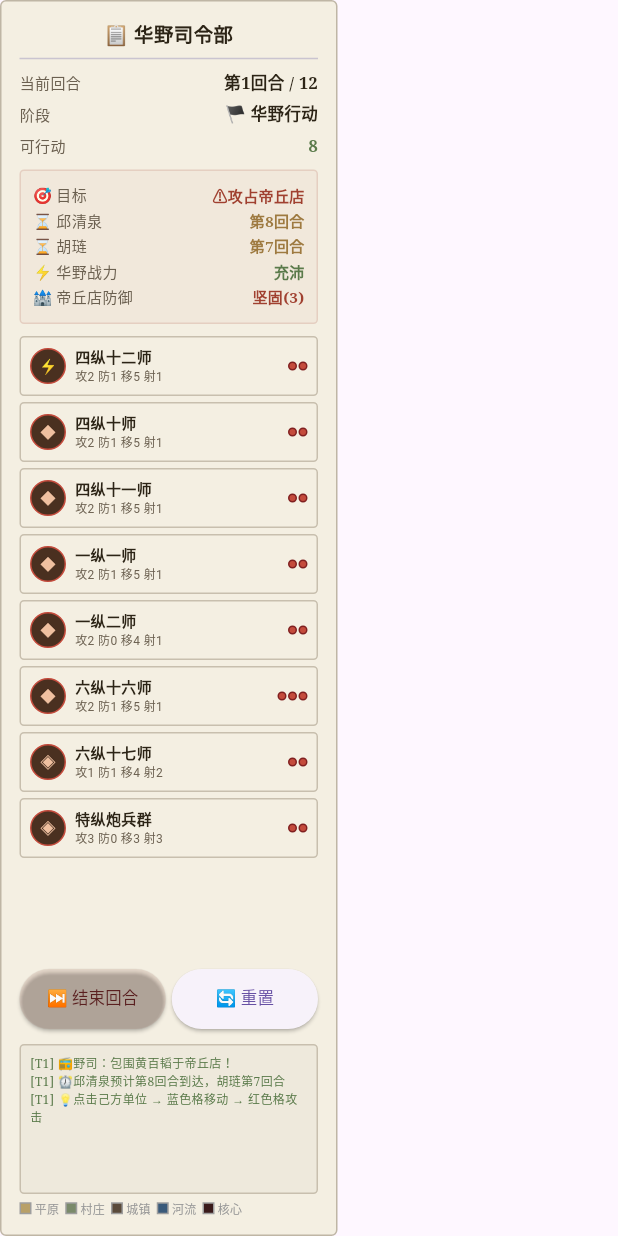
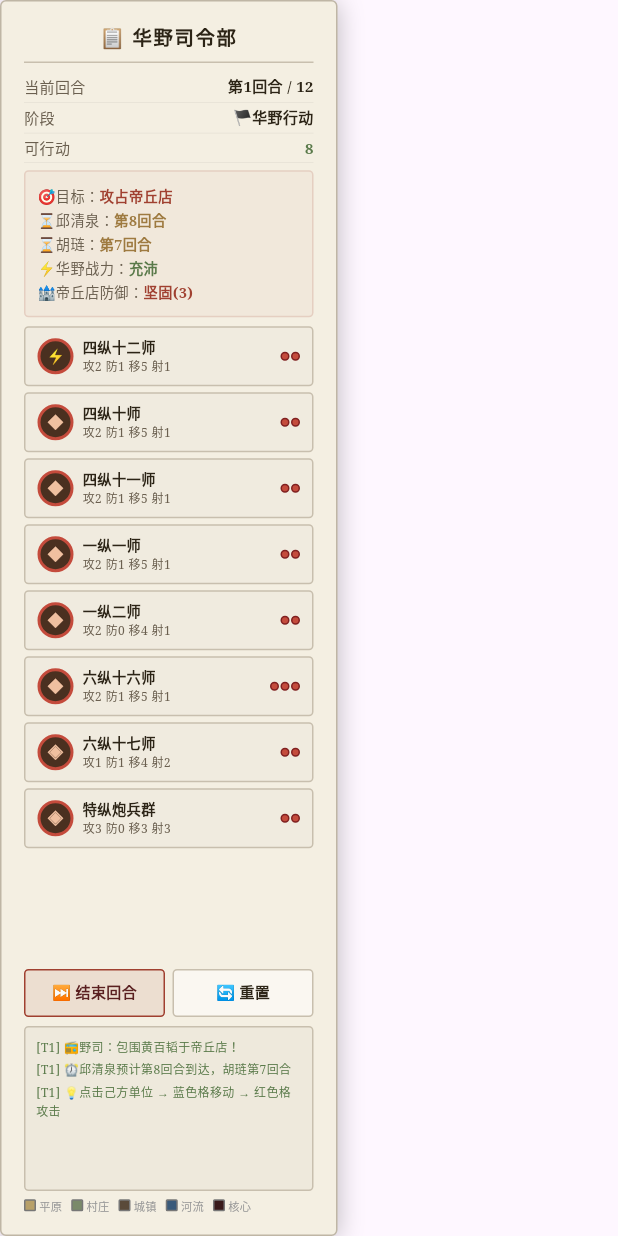
Before and after one commit to quanttide/qtgame-war, a Flutter app: the CommandPanel widget shown alone on an empty page, opened directly, on a phone screen of 412 x 824 dp. Run offline on Flutter 3.47's test engine with Material 3 defaults, Android fonts, the light colour scheme and no system bars; our stand-ins replace equatable, flutter_bloc.

Commit message:
面板视觉对齐原型：衬线字体/纸色背景/点状分割线/选中高亮效果

```diff
--- a/src/studio/lib/ui/command_panel.dart
+++ b/src/studio/lib/ui/command_panel.dart
@@ -1,5 +1,6 @@
 import 'package:flutter/material.dart';
 import 'package:flutter_bloc/flutter_bloc.dart';
+import '../models/campaign.dart';
 import '../bloc/game_state.dart';
 import '../bloc/game_event.dart';
 import '../bloc/game_bloc.dart';
@@ -14,30 +15,85 @@ class CommandPanel extends StatelessWidget {
         final campaign = state.campaign;
         return Container(
           width: 225,
-          padding: const EdgeInsets.all(12),
+          padding: const EdgeInsets.fromLTRB(15, 14, 15, 14),
           decoration: BoxDecoration(
             color: const Color(0xfff4efe2),
             border: Border.all(color: const Color(0xffbfb6a5)),
             borderRadius: BorderRadius.circular(4),
+            boxShadow: const [BoxShadow(color: Color.fromRGBO(0, 0, 0, 0.25), blurRadius: 14, offset: Offset(0, 2))],
           ),
           child: Column(
             crossAxisAlignment: CrossAxisAlignment.stretch,
             mainAxisSize: MainAxisSize.min,
             children: [
-              const Text('\u{1F4CB} 华野司令部',
+              _buildTitle(),
+              const SizedBox(height: 6),
+              _buildInfoRow('当前回合', '第${state.currentTurn}回合 / 12'),
+              _buildInfoRow('阶段', state.isGameOver
+                  ? (campaign.victory == true ? '\u{1F3C6}大捷' : '\u{1F480}战败')
+                  : state.phase == GamePhase.player
+                      ? '\u{1F3F4}华野行动'
+                      : '\u{1F7E6}国军行动'),
+              _buildInfoRow('可行动', '${state.readyPlayerUnits.length}',
+                  valueColor: state.readyPlayerUnits.isNotEmpty ? const Color(0xff5a7a4a) : null),
+              const SizedBox(height: 5),
+              _buildGlobalStatus(campaign),
+              const SizedBox(height: 4),
+              Expanded(child: _buildUnitCards(context, state)),
+              const SizedBox(height: 5),
+              _buildButtons(context, state),
+              const SizedBox(height: 6),
+              _buildLogArea(state),
+              const SizedBox(height: 4),
+              _buildLegend(),
+            ],
+          ),
+        );
+      },
+    );
+  }
+
+  Widget _buildTitle() {
+    return Container(
+      padding: const EdgeInsets.only(bottom: 6),
+      decoration: const BoxDecoration(
+        border: Border(bottom: BorderSide(color: Color(0xffc8bfae))),
+      ),
+      child: const Text('\u{1F4CB} 华野司令部',
           textAlign: TextAlign.center,
-                  style: TextStyle(fontSize: 13, fontWeight: FontWeight.bold, color: Color(0xff2c2416))),
-              const Divider(height: 12),
-              _infoRow('当前回合', '第${state.currentTurn}回合 / 12'),
-              _infoRow('阶段', state.isGameOver
-                  ? (campaign.victory == true ? '\u{1F3C6} 战役结束' : '\u{1F480} 战役结束')
-                  : state.phase == GamePhase.player
-                      ? '\u{1F3F4} 华野行动'
-                      : '\u{1F7E6} 国军行动中\u2026'),
-              _infoRow('可行动', state.readyPlayerUnits.length.toString(),
-                  color: state.readyPlayerUnits.isNotEmpty ? const Color(0xff5a7a4a) : null),
-              const SizedBox(height: 6),
-              Container(
+          style: TextStyle(
+              fontSize: 13,
+              fontWeight: FontWeight.w700,
+              color: Color(0xff2c2416),
+              fontFamily: 'serif',
+              letterSpacing: 1.0)),
+    );
+  }
+
+  Widget _buildInfoRow(String label, String value, {Color? valueColor}) {
+    return Container(
+      padding: const EdgeInsets.symmetric(vertical: 2.5),
+      decoration: const BoxDecoration(
+        border: Border(bottom: BorderSide(color: Color.fromRGBO(0, 0, 0, 0.06), width: 0.5)),
+      ),
+      child: Row(
+        mainAxisAlignment: MainAxisAlignment.spaceBetween,
+        children: [
+          Text(label,
+              style: const TextStyle(fontSize: 10, color: Color(0xff6b6050))),
+          Text(value,
+              style: TextStyle(
+                  fontSize: 10,
+                  fontWeight: FontWeight.w600,
+                  fontFamily: 'serif',
+                  color: valueColor ?? const Color(0xff2c2416))),
+        ],
+      ),
+    );
+  }
+
+  Widget _buildGlobalStatus(Campaign campaign) {
+    return Container(
       padding: const EdgeInsets.all(8),
       decoration: BoxDecoration(
         color: const Color.fromRGBO(160, 64, 48, 0.04),
@@ -47,81 +103,27 @@ class CommandPanel extends StatelessWidget {
       child: Column(
         crossAxisAlignment: CrossAxisAlignment.start,
         children: [
-                    _campaignRow('\u{1F3AF} 目标', '\u26A0攻占帝丘店', const Color(0xffa04030)),
-                    _campaignRow('\u23F3 邱清泉',
+          _statusLine('\u{1F3AF}目标：', '攻占帝丘店', const Color(0xffa04030)),
+          _statusLine('\u23F3邱清泉：',
               campaign.qiuArrived ? '已到达！' : '第${campaign.qiuReinforceTurn}回合', const Color(0xff9e7a40)),
-                    _campaignRow('\u23F3 胡琏',
+          _statusLine('\u23F3胡琏：',
               campaign.huArrived ? '已到达！' : '第${campaign.huReinforceTurn}回合', const Color(0xff9e7a40)),
-                    _campaignRow('\u26A1 华野战力', campaign.powerDesc, _powerColor(campaign.powerDesc)),
-                    _campaignRow('\u{1F3F0} 帝丘店防御', '坚固(${campaign.fortStrength})', const Color(0xffa04030)),
-                  ],
-                ),
-              ),
-              const SizedBox(height: 6),
-              Expanded(child: _unitCards(context, state)),
-              Row(
-                children: [
-                  Expanded(
-                    child: ElevatedButton(
-                      onPressed: (state.phase != GamePhase.player || state.isGameOver)
-                          ? null
-                          : () => context.read<GameBloc>().add(const EndTurn()),
-                      style: ElevatedButton.styleFrom(
-                        padding: const EdgeInsets.symmetric(vertical: 8),
-                        backgroundColor: const Color.fromRGBO(160, 64, 48, 0.1),
-                      ),
-                      child: const Text('\u23ED 结束回合', style: TextStyle(fontSize: 11, color: Color(0xff5a2020))),
-                    ),
-                  ),
-                  const SizedBox(width: 4),
-                  Expanded(
-                    child: ElevatedButton(
-                      onPressed: () => context.read<GameBloc>().add(const ResetGame()),
-                      style: ElevatedButton.styleFrom(padding: const EdgeInsets.symmetric(vertical: 8)),
-                      child: const Text('\u{1F504} 重置', style: TextStyle(fontSize: 11)),
-                    ),
-                  ),
-                ],
-              ),
-              const SizedBox(height: 6),
-              _logArea(state),
-              const SizedBox(height: 4),
-              _legend(),
-            ],
-          ),
-        );
-      },
-    );
-  }
-
-  Widget _infoRow(String label, String value, {Color? color}) {
-    return Padding(
-      padding: const EdgeInsets.symmetric(vertical: 2),
-      child: Row(
-        mainAxisAlignment: MainAxisAlignment.spaceBetween,
-        children: [
-          Text(label, style: const TextStyle(fontSize: 10, color: Color(0xff6b6050))),
-          Text(value,
-              style: TextStyle(
-                  fontSize: 11,
-                  fontWeight: FontWeight.w600,
-                  color: color ?? const Color(0xff2c2416),
-                  fontFamily: 'serif')),
+          _statusLine('\u26A1华野战力：', campaign.powerDesc, _powerColor(campaign.powerDesc)),
+          _statusLine('\u{1F3F0}帝丘店防御：', '坚固(${campaign.fortStrength})', const Color(0xffa04030)),
         ],
       ),
     );
   }
 
-  Widget _campaignRow(String label, String value, Color color) {
+  Widget _statusLine(String label, String value, Color valueColor) {
     return Padding(
       padding: const EdgeInsets.symmetric(vertical: 1),
       child: Row(
         children: [
-          Text(label, style: const TextStyle(fontSize: 10, color: Color(0xff6b6050))),
-          const Spacer(),
+          Text(label, style: const TextStyle(fontSize: 9.5, color: Color(0xff6b6050), fontFamily: 'serif')),
           Text(value,
               style: TextStyle(
-                  fontSize: 10, fontWeight: FontWeight.w600, color: color, fontFamily: 'serif')),
+                  fontSize: 9.5, fontWeight: FontWeight.w600, color: valueColor, fontFamily: 'serif')),
         ],
       ),
     );
@@ -139,22 +141,31 @@ class CommandPanel extends StatelessWidget {
     }
   }
 
-  Widget _unitCards(BuildContext context, GameState state) {
+  Widget _buildUnitCards(BuildContext context, GameState state) {
     return ListView(
       children: state.playerUnits.map((u) {
         final selected = u.id == state.selectedUnitId;
         return GestureDetector(
-          onTap: u.hasActed
-              ? null
-              : () => context.read<GameBloc>().add(SelectUnit(u.id)),
-          child: Container(
+          onTap: u.hasActed ? null : () => context.read<GameBloc>().add(SelectUnit(u.id)),
+          child: AnimatedContainer(
+            duration: const Duration(milliseconds: 150),
             margin: const EdgeInsets.symmetric(vertical: 2),
-            padding: const EdgeInsets.all(6),
+            padding: const EdgeInsets.fromLTRB(8, 6, 8, 6),
             decoration: BoxDecoration(
-              border: Border.all(color: selected ? const Color(0xffc9a96e) : const Color(0xffc8bfae)),
-              color: selected ? const Color.fromRGBO(201, 169, 110, 0.07) : null,
+              color: selected
+                  ? const Color.fromRGBO(201, 169, 110, 0.07)
+                  : const Color.fromRGBO(0, 0, 0, 0.015),
+              border: Border.all(
+                color: selected ? const Color(0xffc9a96e) : const Color(0xffc8bfae),
+                width: selected ? 1.5 : 1,
+              ),
               borderRadius: BorderRadius.circular(3),
+              boxShadow: selected
+                  ? [const BoxShadow(color: Color.fromRGBO(201, 169, 110, 0.3), blurRadius: 10)]
+                  : null,
             ),
+            child: Opacity(
+              opacity: u.hasActed ? 0.45 : 1.0,
               child: Row(
                 children: [
                   Container(
@@ -163,12 +174,12 @@ class CommandPanel extends StatelessWidget {
                     decoration: BoxDecoration(
                       shape: BoxShape.circle,
                       color: const Color(0xff4a3020),
-                    border: Border.all(color: const Color(0xffc44b3c)),
+                      border: Border.all(color: const Color(0xffc44b3c), width: 2),
                     ),
                     child: Center(
                       child: Text(
                         u.special == 'assault' ? '\u26A1' : u.attackRange >= 2 ? '\u25C8' : '\u25C6',
-                      style: const TextStyle(color: Color(0xfff0c0a0), fontSize: 10),
+                        style: const TextStyle(color: Color(0xfff0c0a0), fontSize: 10, fontWeight: FontWeight.bold),
                       ),
                     ),
                   ),
@@ -178,10 +189,13 @@ class CommandPanel extends StatelessWidget {
                       crossAxisAlignment: CrossAxisAlignment.start,
                       children: [
                         Text('${u.name}${u.hasActed ? ' (\u2713)' : ''}',
-                          style: TextStyle(fontSize: 10, fontWeight: FontWeight.w600,
+                            style: TextStyle(
+                                fontSize: 9.5,
+                                fontWeight: FontWeight.w600,
+                                fontFamily: 'serif',
                                 color: u.hasActed ? const Color(0xff6b6050) : const Color(0xff2c2416))),
                         Text('攻${u.baseAttack} 防${u.baseDefense} 移${u.baseMoveRange} 射${u.attackRange}',
-                          style: const TextStyle(fontSize: 8, color: Color(0xff6b6050))),
+                            style: const TextStyle(fontSize: 8, color: Color(0xff6b6050), fontFamily: 'serif')),
                       ],
                     ),
                   ),
@@ -200,18 +214,73 @@ class CommandPanel extends StatelessWidget {
                 ],
               ),
             ),
+          ),
         );
       }).toList(),
     );
   }
 
-  Widget _logArea(GameState state) {
+  Widget _buildButtons(BuildContext context, GameState state) {
+    final canEnd = state.phase == GamePhase.player && !state.isGameOver;
+    return Row(
+      children: [
+        Expanded(
+          child: _styledButton(
+            '\u23ED 结束回合',
+            canEnd ? () => context.read<GameBloc>().add(const EndTurn()) : null,
+            primary: true,
+          ),
+        ),
+        const SizedBox(width: 5),
+        Expanded(
+          child: _styledButton(
+            '\u{1F504} 重置',
+            () => context.read<GameBloc>().add(const ResetGame()),
+            primary: false,
+          ),
+        ),
+      ],
+    );
+  }
+
+  Widget _styledButton(String text, VoidCallback? onPressed, {required bool primary}) {
+    return SizedBox(
+      height: 32,
+      child: Material(
+        color: Colors.transparent,
+        child: InkWell(
+          onTap: onPressed,
+          borderRadius: BorderRadius.circular(3),
+          child: Container(
+            alignment: Alignment.center,
+            decoration: BoxDecoration(
+              color: primary
+                  ? const Color.fromRGBO(160, 64, 48, 0.1)
+                  : const Color.fromRGBO(255, 255, 255, 0.5),
+              border: Border.all(
+                color: primary ? const Color(0xffa04030) : const Color(0xffc8bfae),
+              ),
+              borderRadius: BorderRadius.circular(3),
+            ),
+            child: Text(text,
+                style: TextStyle(
+                    fontSize: 10,
+                    fontWeight: FontWeight.w700,
+                    fontFamily: 'serif',
+                    color: primary ? const Color(0xff5a2020) : const Color(0xff2c2416))),
+          ),
+        ),
+      ),
+    );
+  }
+
+  Widget _buildLogArea(GameState state) {
     final recent = state.logMessages.length > 8
         ? state.logMessages.sublist(state.logMessages.length - 8)
         : state.logMessages;
     return Container(
-      constraints: const BoxConstraints(maxHeight: 100),
-      padding: const EdgeInsets.all(6),
+      constraints: const BoxConstraints(maxHeight: 110),
+      padding: const EdgeInsets.fromLTRB(7, 6, 7, 6),
       decoration: BoxDecoration(
         color: const Color.fromRGBO(0, 0, 0, 0.025),
         border: Border.all(color: const Color(0xffc8bfae)),
@@ -233,16 +302,19 @@ class CommandPanel extends StatelessWidget {
             default:
               c = const Color(0xff6b6050);
           }
-          return Text('[T${l.turn}] ${l.msg}',
-              style: TextStyle(fontSize: 8, color: c, fontFamily: 'serif'));
+          return Padding(
+            padding: const EdgeInsets.symmetric(vertical: 1),
+            child: Text('[T${l.turn}] ${l.msg}',
+                style: TextStyle(fontSize: 8, color: c, fontFamily: 'serif', height: 1.5)),
+          );
         }).toList(),
       ),
     );
   }
 
-  Widget _legend() {
+  Widget _buildLegend() {
     return Wrap(
-      spacing: 4,
+      spacing: 6,
       runSpacing: 2,
       children: [
         _legendItem(const Color(0xffb8a068), '平原'),
@@ -258,9 +330,17 @@ class CommandPanel extends StatelessWidget {
     return Row(
       mainAxisSize: MainAxisSize.min,
       children: [
-        Container(width: 8, height: 8, decoration: BoxDecoration(color: color, border: Border.all(color: Colors.grey))),
+        Container(
+          width: 8,
+          height: 8,
+          decoration: BoxDecoration(
+            color: color,
+            border: Border.all(color: const Color(0xff777777)),
+            borderRadius: BorderRadius.circular(1),
+          ),
+        ),
         const SizedBox(width: 2),
-        Text(label, style: const TextStyle(fontSize: 8, color: Color(0xff999999))),
+        Text(label, style: const TextStyle(fontSize: 7.5, color: Color(0xff999999), fontFamily: 'serif')),
       ],
     );
   }
```
Lines whose indentation alone changed are shown as unchanged.
